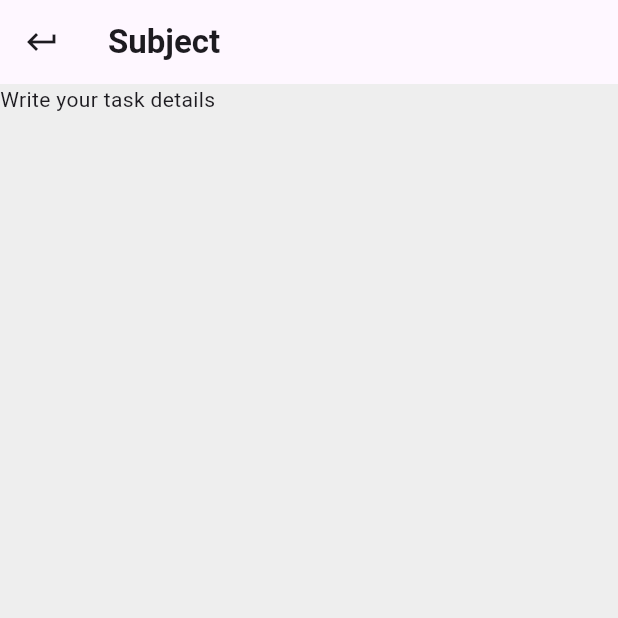
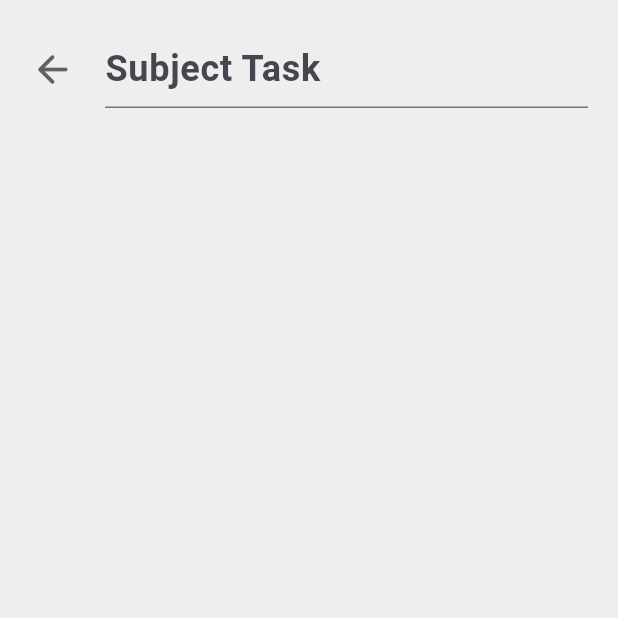
Before and after one commit to Aliamrol/Todolist, a Flutter app: the taskScreen screen opened directly, on a phone screen of 412 x 824 dp, the top half of it. Run offline on Flutter 3.47's test engine with Material 3 defaults, Android fonts, the phone set to English and light mode, and no system bars.

Commit message:
add textfield and icon to task screen

```diff
--- a/lib/taskScreen.dart
+++ b/lib/taskScreen.dart
@@ -10,24 +10,41 @@ class taskScreenState extends State<taskScreen> {
   @override
   Widget build(BuildContext context) {
     return Scaffold(
-      body: Column(
-        children: [
-          Text("Write your task details"),
-
-        ],
-      ),
-      appBar: AppBar(
-        title: Text(
-          "Subject",
-          style: TextStyle(fontWeight: FontWeight.bold),
-        ),
-        leading: IconButton(
-          icon: Icon(Icons.keyboard_return),
-          onPressed: () {
-            Navigator.pop(context);
-          },
+        body: SafeArea(
+      child: Container(
+        padding: EdgeInsets.only(top: 20, right: 20, left: 20),
+        child: Column(
+          children: [
+            Row(
+              mainAxisAlignment: MainAxisAlignment.spaceBetween,
+              children: [
+                GestureDetector(
+                  onTap: () {
+                    Navigator.pop(context);
+                  },
+                  child: Icon(
+                    Icons.arrow_back_rounded,
+                    color: Colors.grey[700],
+                    size: 30,
+                  ),
+                ),
+                Expanded(
+                    child: Padding(
+                  padding: EdgeInsets.only(left: 20),
+                  child: TextField(
+                    decoration: InputDecoration(hintText: "Subject Task"),
+                    style: TextStyle(
+                      fontWeight: FontWeight.bold,
+                      color: Colors.blue,
+                      fontSize: 24
+                    ),
+                  ),
+                ))
+              ],
+            )
+          ],
         ),
       ),
-    );
+    ));
   }
 }
```
